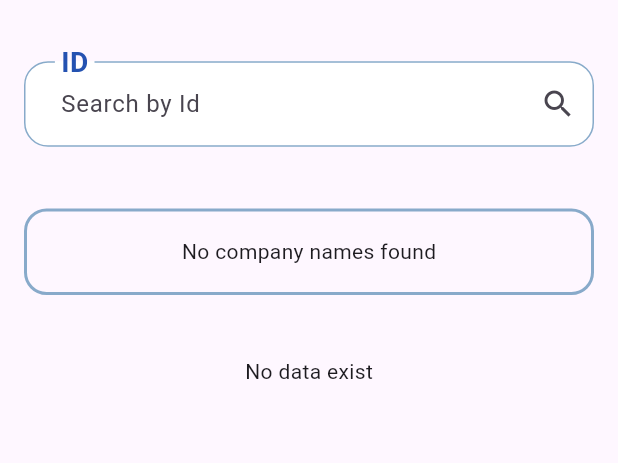
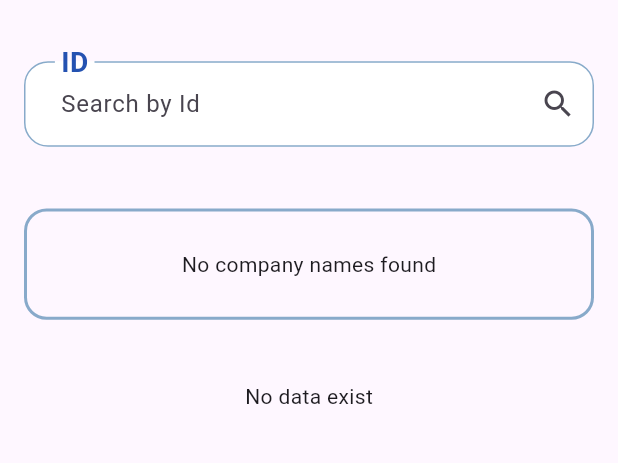
Before and after one commit to Nora-2/barcode, a Flutter app: the ViewDataScreen screen opened by its route, on a phone screen of 412 x 824 dp, the part 379-842 px from its top. Run offline on Flutter 3.47's test engine with Material 3 defaults, Android fonts, the phone set to English and light mode, and no system bars; our stand-ins replace audioplayers, awesome_dialog, bloc, cloud_firestore, dropdown_search, firebase_core and 1 more; missing offline and left inert: excel, flutter_excel, qr_code_scanner, universal_html; accounts and stored records are empty; Roboto replaces fonts that are missing (Pacifico).

Commit message:
view commit

```diff
--- a/lib/features/viewdata/presentation/view/Viewdataa.dart
+++ b/lib/features/viewdata/presentation/view/Viewdataa.dart
@@ -12,6 +12,7 @@ import 'package:parcode/features/home/home.dart';
 import 'package:parcode/features/viewdata/cubit/cubit/data_cubit.dart';
 
 import 'package:universal_html/html.dart' as html;
+
 class ViewDataScreen extends StatefulWidget {
   ViewDataScreen({super.key});
   static String id = 'viewdata';
@@ -266,7 +267,7 @@ class _ViewDataScreenState extends State<ViewDataScreen> {
                       right: 16,
                     ),
                     child: Container(
-                      height: height * 0.07,
+                      height: height * 0.09,
                       decoration: BoxDecoration(
                         borderRadius: BorderRadius.circular(15),
                         border: Border.all(
@@ -378,7 +379,11 @@ class _ViewDataScreenState extends State<ViewDataScreen> {
                                               await DataCubit.get(context)
                                                   .deleteData(docId, context);
                                               setState(() {
-                                                                   DataCubit.get(context).qrcodes.removeWhere((element) => element['id'] == code['id']);
+                                                DataCubit.get(context)
+                                                    .qrcodes
+                                                    .removeWhere((element) =>
+                                                        element['id'] ==
+                                                        code['id']);
                                               });
                                             },
                                           ),
```
